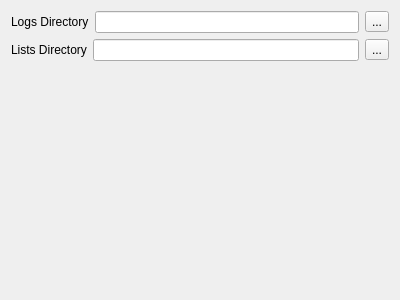
Above: mqt/MqtLogger/defdirsdlg.ui from Rsclub22/Minos2-Mirror before the change. Below: the same form after it.
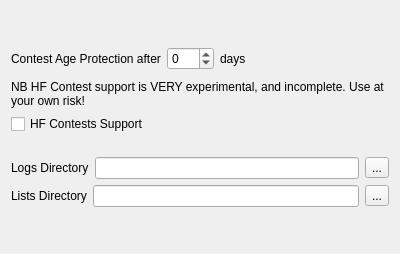
That is the form after the change.

```diff
--- a/mqt/MqtLogger/defdirsdlg.ui
+++ b/mqt/MqtLogger/defdirsdlg.ui
@@ -7,13 +7,110 @@
     <x>0</x>
     <y>0</y>
     <width>400</width>
-    <height>300</height>
+    <height>254</height>
    </rect>
   </property>
   <property name="windowTitle">
    <string>Configure Default Directories</string>
   </property>
   <layout class="QVBoxLayout" name="verticalLayout">
+   <item>
+    <spacer name="verticalSpacer_4">
+     <property name="orientation">
+      <enum>Qt::Vertical</enum>
+     </property>
+     <property name="sizeHint" stdset="0">
+      <size>
+       <width>20</width>
+       <height>40</height>
+      </size>
+     </property>
+    </spacer>
+   </item>
+   <item>
+    <layout class="QHBoxLayout" name="horizontalLayout">
+     <item>
+      <widget class="QLabel" name="label_3">
+       <property name="text">
+        <string>Contest Age Protection after</string>
+       </property>
+      </widget>
+     </item>
+     <item>
+      <widget class="QSpinBox" name="ageSpinner">
+       <property name="minimum">
+        <number>-1</number>
+       </property>
+       <property name="maximum">
+        <number>365</number>
+       </property>
+      </widget>
+     </item>
+     <item>
+      <widget class="QLabel" name="label_4">
+       <property name="text">
+        <string>days</string>
+       </property>
+      </widget>
+     </item>
+     <item>
+      <spacer name="horizontalSpacer_5">
+       <property name="orientation">
+        <enum>Qt::Horizontal</enum>
+       </property>
+       <property name="sizeHint" stdset="0">
+        <size>
+         <width>40</width>
+         <height>20</height>
+        </size>
+       </property>
+      </spacer>
+     </item>
+    </layout>
+   </item>
+   <item>
+    <spacer name="verticalSpacer_2">
+     <property name="orientation">
+      <enum>Qt::Vertical</enum>
+     </property>
+     <property name="sizeHint" stdset="0">
+      <size>
+       <width>20</width>
+       <height>8</height>
+      </size>
+     </property>
+    </spacer>
+   </item>
+   <item>
+    <widget class="QLabel" name="label_5">
+     <property name="text">
+      <string>NB HF Contest support is VERY experimental, and incomplete. Use at your own risk!</string>
+     </property>
+     <property name="wordWrap">
+      <bool>true</bool>
+     </property>
+    </widget>
+   </item>
+   <item>
+    <widget class="QCheckBox" name="HFSupportcb">
+     <property name="text">
+      <string>HF Contests Support</string>
+     </property>
+    </widget>
+   </item>
+   <item>
+    <spacer name="verticalSpacer_3">
+     <property name="orientation">
+      <enum>Qt::Vertical</enum>
+     </property>
+     <property name="sizeHint" stdset="0">
+      <size>
+       <width>20</width>
+       <height>21</height>
+      </size>
+     </property>
+    </spacer>
+   </item>
    <item>
     <layout class="QHBoxLayout" name="horizontalLayout_3">
      <item>
```
